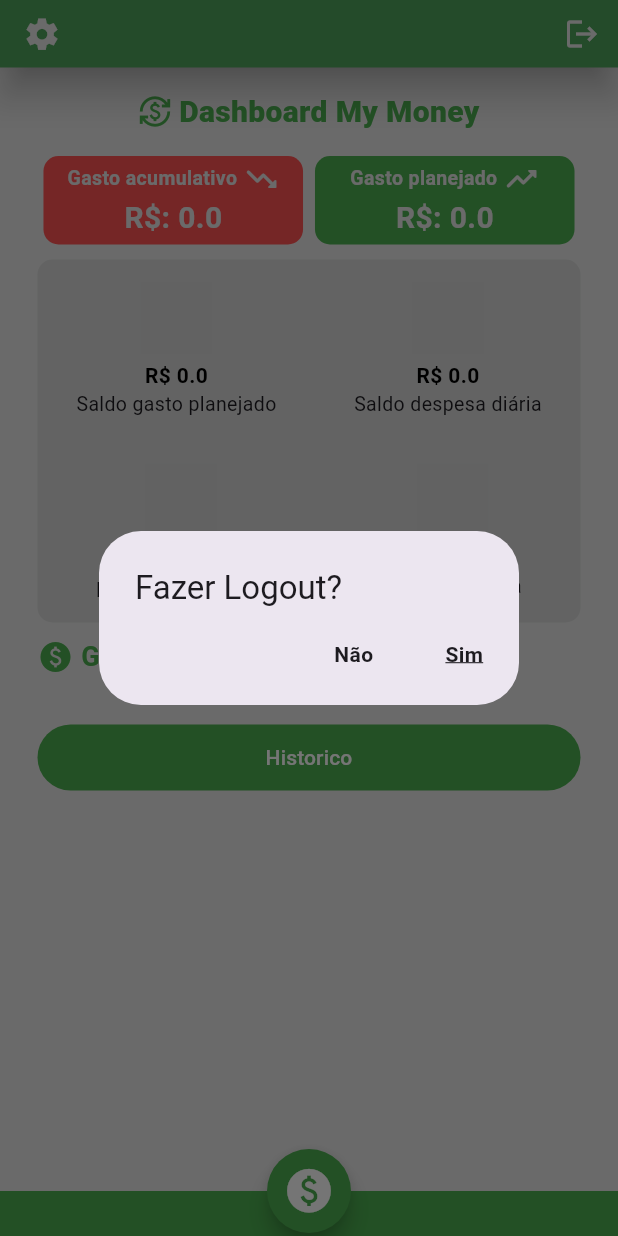
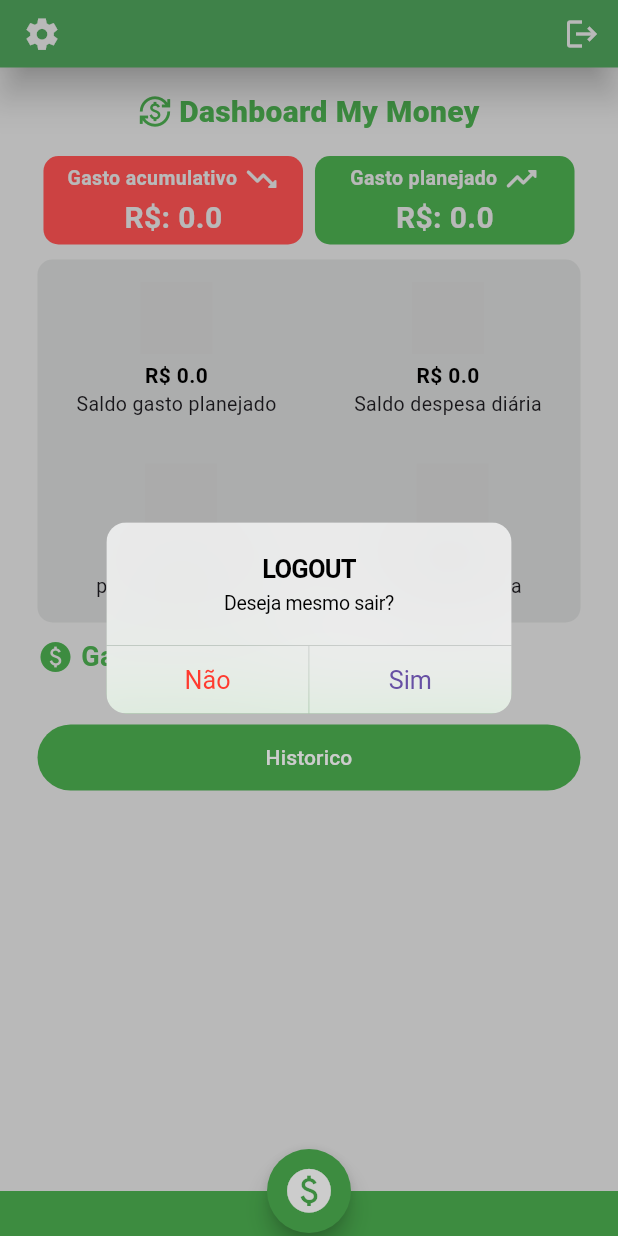
Before and after one commit to RodrigoRodrigues90/MyMoney, a Flutter app: the HomePage screen opened by its route, after a tap on the "logout" icon, on a phone screen of 412 x 824 dp. Run offline on Flutter 3.47's test engine with Material 2 defaults, Android fonts, the phone set to English and light mode, and no system bars; our stand-ins replace dio, flutter_mobx, flutter_secure_storage, mobx, modal_bottom_sheet; missing offline and left inert: gauge_indicator; accounts and stored records are empty; generated files the repository leaves out were written again; network calls fail; statements that could not run were skipped.

Commit message:
refatorando AlertDialog

```diff
--- a/lib/main.dart
+++ b/lib/main.dart
@@ -32,6 +32,7 @@ class App extends StatelessWidget {
         AppRouter.personalRegister: (context) => const PersonalRegisterPage(),
         AppRouter.home: (context) => const HomePage(),
         AppRouter.history: (context) => const HistoryPage(),
+        AppRouter.inicio: (context) => const InitialPage(),
       },
     );
   }
--- a/lib/src/modules/home/pages/home_page.dart
+++ b/lib/src/modules/home/pages/home_page.dart
@@ -1,3 +1,4 @@
+import 'package:flutter/cupertino.dart';
 import 'package:flutter/material.dart';
 import 'package:flutter_mobx/flutter_mobx.dart';
 import 'package:mymoney/src/modules/home/components/app_title.dart';
@@ -11,7 +12,6 @@ import 'package:mymoney/src/shared/components/app_button.dart';
 import 'package:mymoney/src/shared/components/app_loading.dart';
 import 'package:mymoney/src/shared/components/custom_bottom_bar.dart';
 import 'package:mymoney/src/shared/components/expense_button.dart';
-import 'package:mymoney/src/shared/components/logout_dialog.dart';
 import '../../../config/appKeys.dart';
 import '../../../config/app_settings.dart';
 import '../../../shared/colors/app_colors.dart';
@@ -24,7 +24,6 @@ class HomePage extends StatefulWidget {
 }
 
 class _HomePageState extends State<HomePage> {
-  Logout_dialog logout_dialog = Logout_dialog();
   HomeController controller = HomeController();
 
   //======AppBar name=======//
@@ -77,7 +76,31 @@ class _HomePageState extends State<HomePage> {
                 actions: [
                   IconButton(
                     onPressed: () {
-                      logout_dialog.throwDialog(context);
+                      showCupertinoDialog<void>(
+                        context: context,
+                        builder: (BuildContext context) => CupertinoAlertDialog(
+                          title: const Text("LOGOUT"),
+                          content: const Text('Deseja mesmo sair?'),
+
+                          actions: <CupertinoDialogAction>[
+                            CupertinoDialogAction(
+                              child: Text('Não'),
+                              isDestructiveAction: true,
+                              onPressed: () {
+                                Navigator.pop(context);
+                              },
+                            ),
+                            CupertinoDialogAction(
+                              child: Text('Sim'),
+                              isDestructiveAction: false,
+                              onPressed: () {
+                                controller.logOut(context);
+                              },
+                            )
+                          ],
+                        ),
+                      );
+                      //logout_dialog.throwDialog(context);
                     },
                     icon: const Icon(Icons.logout),
                     color: AppColors.appPageBackground,
@@ -129,39 +152,43 @@ class _HomePageState extends State<HomePage> {
                             child: Center(
                               child: Column(
                                 children: [
-                                   Padding(
-                                    padding:
-                                       const EdgeInsets.symmetric(vertical: 15.0),
+                                  Padding(
+                                    padding: const EdgeInsets.symmetric(
+                                        vertical: 15.0),
                                     child: Row(
                                       mainAxisAlignment:
                                           MainAxisAlignment.spaceAround,
                                       children: [
                                         ManegementIndicator(
-                                            value: controller.plannedSpentBalance,
+                                            value:
+                                                controller.plannedSpentBalance,
                                             subtitle: "Saldo gasto planejado",
                                             isMoney: true,
                                             isASC: false,
                                             minValueAxis: 0,
                                             maxValueAxis: controller.goalValue),
                                         ManegementIndicator(
-                                            value: controller.dailyExpenseBalance,
+                                            value:
+                                                controller.dailyExpenseBalance,
                                             subtitle: "Saldo despesa diária",
                                             isMoney: true,
                                             isASC: false,
                                             minValueAxis: 0,
-                                            maxValueAxis: controller.dailyExpenseBalance)
+                                            maxValueAxis:
+                                                controller.dailyExpenseBalance)
                                       ],
                                     ),
                                   ),
                                   Padding(
-                                    padding:
-                                       const EdgeInsets.symmetric(vertical: 15.0),
+                                    padding: const EdgeInsets.symmetric(
+                                        vertical: 15.0),
                                     child: Row(
                                       mainAxisAlignment:
                                           MainAxisAlignment.spaceAround,
                                       children: [
                                         ManegementIndicator(
-                                            value: controller.dayOfMonth.toDouble(),
+                                            value: controller.dayOfMonth
+                                                .toDouble(),
                                             subtitle: "periodo decorridos",
                                             isMoney: false,
                                             maxValueAxis: 30,
@@ -171,7 +198,8 @@ class _HomePageState extends State<HomePage> {
                                             subtitle: "Despesa do dia",
                                             isMoney: true,
                                             minValueAxis: 0,
-                                            maxValueAxis: controller.dailyExpenseBalance)
+                                            maxValueAxis:
+                                                controller.dailyExpenseBalance)
                                       ],
                                     ),
                                   ),
--- a/lib/src/router/app_router.dart
+++ b/lib/src/router/app_router.dart
@@ -4,4 +4,5 @@ class AppRouter {
   static const String personalRegister = '/personal-register';
   static const String home = '/home';
   static const String history = '/history';
+  static const String inicio = '/init';
 }
--- a/lib/src/shared/components/logout_dialog.dart
+++ /dev/null
@@ -1,61 +0,0 @@
-// ignore_for_file: camel_case_types
-
-import 'dart:async';
-
-import 'package:flutter/material.dart';
-import 'package:mymoney/src/config/appKeys.dart';
-import 'package:mymoney/src/config/app_settings.dart';
-import 'package:mymoney/src/modules/login/page/login_page.dart';
-import 'package:mymoney/src/shared/components/app_loading.dart';
-
-class Logout_dialog {
-  Future<Widget> throwDialog(context) async {
-    return await showDialog(
-      context: context,
-      builder: (BuildContext context) {
-        return SimpleDialog(
-          elevation: 20,
-          title: const Text('Fazer Logout?'),
-          children: <Widget>[
-            Row(mainAxisAlignment: MainAxisAlignment.end, children: [
-              SimpleDialogOption(
-                onPressed: () {
-                  Navigator.pop(context);
-                },
-                child: const Text("Não",
-                    style: TextStyle(fontWeight: FontWeight.bold)),
-              ),
-              SimpleDialogOption(
-                onPressed: () {
-                  logOut(context);
-                },
-                child: const Text("Sim",
-                    style: TextStyle(
-                        decoration: TextDecoration.underline,
-                        fontWeight: FontWeight.bold)),
-              ),
-            ]),
-          ],
-        );
-      },
-    );
-  }
-
-  void logOut(context) {
-    //===delete data====//
-    AppSettings.deleteData(AppKeys.auth_token);
-    AppSettings.deleteData(AppKeys.user_fullName);
-    AppSettings.deleteData(AppKeys.user_id);
-    AppSettings.deleteData(AppKeys.user);
-
-    //======tela de loading=====//
-    Navigator.push(
-        context, MaterialPageRoute(builder: (context) => const AppLoading()));
-
-    //======volta a tela de login=====//
-    Timer(const Duration(seconds: 2), () {
-      Navigator.push(
-          context, MaterialPageRoute(builder: (context) => const LoginPage()));
-    });
-  }
-}
```
Also changed, not shown: lib/src/modules/home/controller/home_controller.dart (+15 -0 lines).
